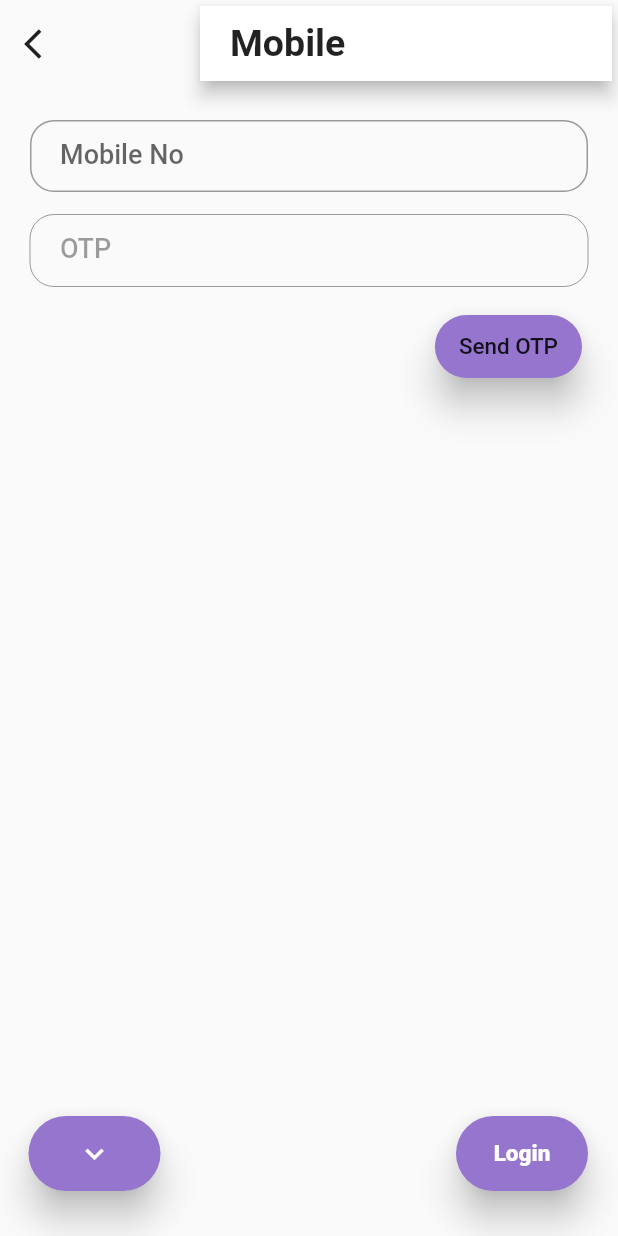
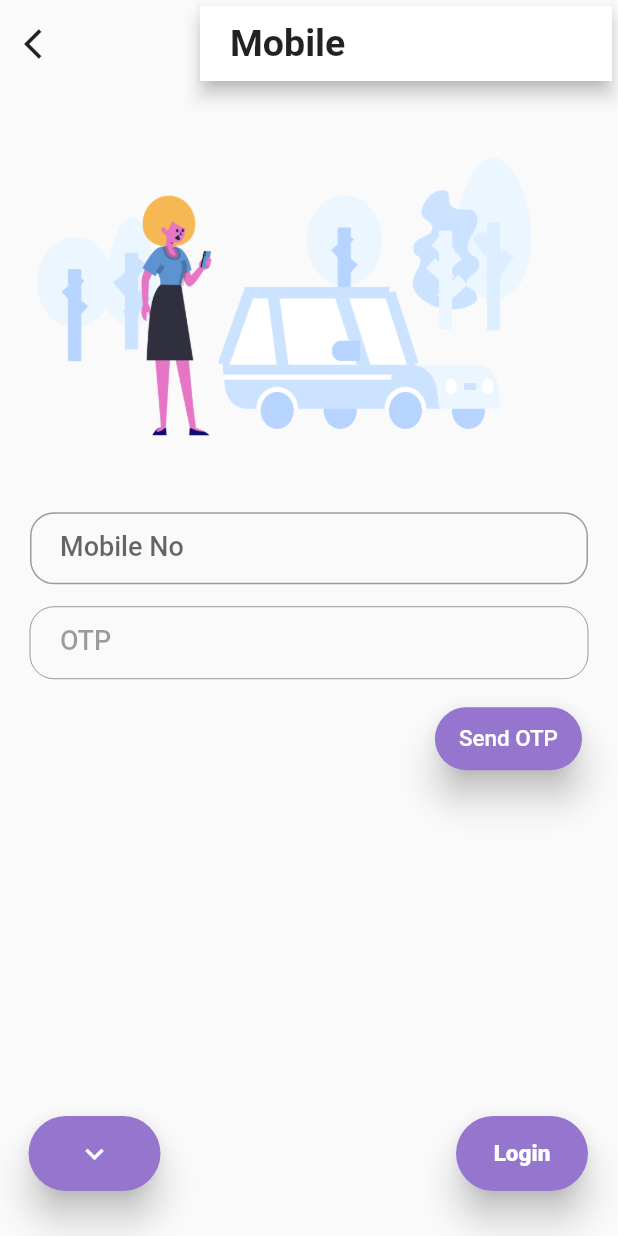
Before and after one commit to ketanchoyal/theParker-Flutter, a Flutter app: the LoginPage screen opened directly, after a tap on the "phone" icon, on a phone screen of 412 x 824 dp. Run offline on Flutter 3.47's test engine with Material 2 defaults, Android fonts, the phone set to English and light mode, and no system bars; Roboto replaces fonts that are missing (K2D); statements that could not run were skipped.

Commit message:
Login Screens UI Copleted

```diff
--- a/lib/UI/Pages/Login/LoginPage.dart
+++ b/lib/UI/Pages/Login/LoginPage.dart
@@ -1,6 +1,7 @@
 import 'package:the_parker/UI/Pages/Login/MobileLoginPage.dart';
 import 'package:the_parker/UI/Resources/ConstantMethods.dart';
 import 'package:the_parker/UI/Resources/Resources.dart';
+import 'package:the_parker/UI/Widgets/LoginFloating.dart';
 import 'package:the_parker/UI/Widgets/LoginRoundedButton.dart';
 import 'package:the_parker/UI/Widgets/ReusableRoundedButton.dart';
 import 'package:the_parker/UI/Widgets/TopBar.dart';
@@ -36,49 +37,28 @@ class _LoginPageState extends State<LoginPage> {
           Navigator.pop(context);
         },
       ),
-      floatingActionButton: Padding(
-              padding: const EdgeInsets.only(bottom: 10),
-              child: Row(
-                // mainAxisSize: MainAxisSize.min,
-                mainAxisAlignment: MainAxisAlignment.spaceBetween,
-                children: <Widget>[
-                  Align(
-                    alignment: Alignment.bottomLeft,
-                    child: Padding(
-                      padding: const EdgeInsets.only(left: 31),
-                      child: Hero(
-                        tag: 'mobile',
-                        transitionOnUserGestures: true,
-                        child: ReusableRoundedButton(
-                          child: Icon(
-                            Icons.phone,
-                            color: Colors.white,
-                          ),
-                          // text: 'Mobile',
-                          onPressed: () {
+      floatingActionButton: LoginFloatingButtons(
+        label:
+            buttonType == ButtonType.LOGIN ? Kstrings.login : Kstrings.register,
+        onPressedLeft: () {
           kopenPageBottom(context, MobileLoginPage());
         },
-                          height: 50,
-                          // backgroundColor: Colors.redAccent,
-                        ),
-                      ),
-                    ),
-                  ),
-                  LoginRoundedButton(
-                    label: buttonType == ButtonType.LOGIN
-                        ? Kstrings.login
-                        : Kstrings.register,
-                    onPressed: () {
-                      // kopenPage(context, Login());
-                    },
-                  ),
-                ],
-              ),
+        icon: Icons.phone,
+        onPressedRight: () {},
       ),
       body: Stack(
         children: <Widget>[
-          Container(
-            child: SafeArea(
+          Column(
+            children: <Widget>[
+              Hero(
+                tag: 'imageee',
+                child: Image.asset(
+                  Kassets.group,
+                  // width: MediaQuery.of(context).size.width - 50,
+                  alignment: Alignment.center,
+                ),
+              ),
+              SafeArea(
                 child: Padding(
                   padding: EdgeInsets.only(left: 20, right: 20, top: 10),
                   child: Column(
@@ -89,8 +69,8 @@ class _LoginPageState extends State<LoginPage> {
                       TextField(
                         onChanged: (email) {},
                         keyboardType: TextInputType.emailAddress,
-                      style:
-                          TextStyle(fontSize: 18, fontWeight: FontWeight.w500),
+                        style: TextStyle(
+                            fontSize: 18, fontWeight: FontWeight.w500),
                         decoration: kTextFieldDecoration.copyWith(
                           hintText: Kstrings.email_hint,
                           labelText: Kstrings.email,
@@ -103,8 +83,8 @@ class _LoginPageState extends State<LoginPage> {
                         obscureText: true,
                         onChanged: (password) {},
                         keyboardType: TextInputType.emailAddress,
-                      style:
-                          TextStyle(fontSize: 18, fontWeight: FontWeight.w500),
+                        style: TextStyle(
+                            fontSize: 18, fontWeight: FontWeight.w500),
                         decoration: kTextFieldDecoration.copyWith(
                           hintText: Kstrings.password_hint,
                           labelText: Kstrings.password,
@@ -187,6 +167,7 @@ class _LoginPageState extends State<LoginPage> {
                   ),
                 ),
               ),
+            ],
           ),
         ],
       ),
--- a/lib/UI/Pages/Login/MobileLoginPage.dart
+++ b/lib/UI/Pages/Login/MobileLoginPage.dart
@@ -1,6 +1,7 @@
 import 'package:flutter/material.dart';
 import 'package:the_parker/UI/Resources/ConstantMethods.dart';
 import 'package:the_parker/UI/Resources/Resources.dart';
+import 'package:the_parker/UI/Widgets/LoginFloating.dart';
 import 'package:the_parker/UI/Widgets/LoginRoundedButton.dart';
 import 'package:the_parker/UI/Widgets/ReusableRoundedButton.dart';
 import 'package:the_parker/UI/Widgets/TopBar.dart';
@@ -25,49 +26,29 @@ class _MobileLoginPageState extends State<MobileLoginPage> {
           Navigator.pop(context);
         },
       ),
-      floatingActionButton: Padding(
-        padding: const EdgeInsets.only(bottom: 10),
-        child: Row(
-          mainAxisAlignment: MainAxisAlignment.spaceBetween,
+      floatingActionButton: LoginFloatingButtons(
+        icon: Icons.expand_more,
+        label: 'Login',
+        onPressedLeft: () {
+          Navigator.pop(context);
+        },
+        onPressedRight: () {},
+      ),
+      body: SingleChildScrollView(
+        child: Column(
           children: <Widget>[
-            Padding(
-              padding: const EdgeInsets.only(left: 31),
-              child: Align(
-                alignment: Alignment.bottomLeft,
-                child: Hero(
-                  tag: 'mobile',
-                  transitionOnUserGestures: true,
-                  child: ReusableRoundedButton(
-                    child: Icon(
-                      Icons.expand_more,
-                      color: Colors.white,
-                    ),
-                    // text: 'Mobile',
-                    onPressed: () {
-                      Navigator.pop(context);
-                    },
-                    height: 50,
-                    // backgroundColor: Colors.redAccent,
-                  ),
-                ),
+            Hero(
+              tag: 'imageee',
+              child: Image.asset(
+                Kassets.group,
+                // width: MediaQuery.of(context).size.width - 50,
+                alignment: Alignment.center,
               ),
             ),
-            LoginRoundedButton(
-              onPressed: () {
-              },
-            ),
-          ],
-        ),
-      ),
-      body: SingleChildScrollView(
-        child: SafeArea(
-          child: Padding(
-            padding: EdgeInsets.only(left: 20, right: 20, top: 10),
-            child: Column(
-              mainAxisAlignment: MainAxisAlignment.spaceBetween,
-              // fit: StackFit.expand,
-              children: [
-                Column(
+            SafeArea(
+              child: Padding(
+                padding: EdgeInsets.only(left: 20, right: 20, top: 10),
+                child: Column(
                   // mainAxisSize: MainAxisSize.min,
                   // mainAxisAlignment: MainAxisAlignment.spaceBetween,
                   children: <Widget>[
@@ -113,7 +94,7 @@ class _MobileLoginPageState extends State<MobileLoginPage> {
                             child: Text(
                               Kstrings.send_otp,
                               style: TextStyle(
-                                // color: kmainColorTeacher,
+                                color: Colors.white,
                                 fontSize: 15,
                               ),
                             ),
@@ -130,9 +111,9 @@ class _MobileLoginPageState extends State<MobileLoginPage> {
                     ),
                   ],
                 ),
-              ],
+              ),
             ),
-          ),
+          ],
         ),
       ),
     );
--- a/lib/UI/Resources/Resources.dart
+++ b/lib/UI/Resources/Resources.dart
@@ -14,6 +14,7 @@ class Kassets {
   static const shakeHands = 'assets/shake_hands.png';
   static const userFriendly = 'assets/user_friendly.png';
   static const way = 'assets/way.png';
+  static const group = 'assets/Group.png';
 }
 
 class Kstrings {
--- /dev/null
+++ b/lib/UI/Widgets/LoginFloating.dart
@@ -0,0 +1,55 @@
+import 'package:flutter/material.dart';
+
+import 'LoginRoundedButton.dart';
+import 'ReusableRoundedButton.dart';
+
+class LoginFloatingButtons extends StatelessWidget {
+  final Function onPressedLeft;
+  final Function onPressedRight;
+  final String label;
+  final IconData icon;
+  const LoginFloatingButtons({
+    this.label,
+    this.icon,
+    this.onPressedLeft,
+    this.onPressedRight,
+    Key key,
+  }) : super(key: key);
+
+  @override
+  Widget build(BuildContext context) {
+    return Padding(
+      padding: const EdgeInsets.only(bottom: 10),
+      child: Row(
+        // mainAxisSize: MainAxisSize.min,
+        mainAxisAlignment: MainAxisAlignment.spaceBetween,
+        children: <Widget>[
+          Align(
+            alignment: Alignment.bottomLeft,
+            child: Padding(
+              padding: const EdgeInsets.only(left: 31),
+              child: Hero(
+                tag: 'mobile',
+                transitionOnUserGestures: true,
+                child: ReusableRoundedButton(
+                  child: Icon(
+                    icon,
+                    color: Colors.white,
+                  ),
+                  // text: 'Mobile',
+                  onPressed: onPressedLeft,
+                  height: 50,
+                  // backgroundColor: Colors.redAccent,
+                ),
+              ),
+            ),
+          ),
+          LoginRoundedButton(
+            label: label,
+            onPressed: onPressedRight,
+          ),
+        ],
+      ),
+    );
+  }
+}
```
Lines whose indentation alone changed are shown as unchanged.
